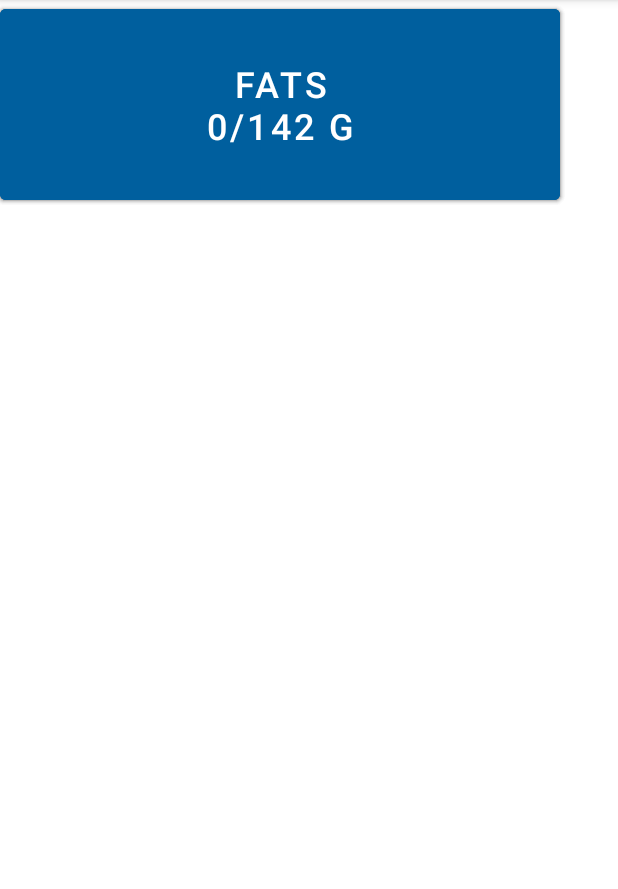
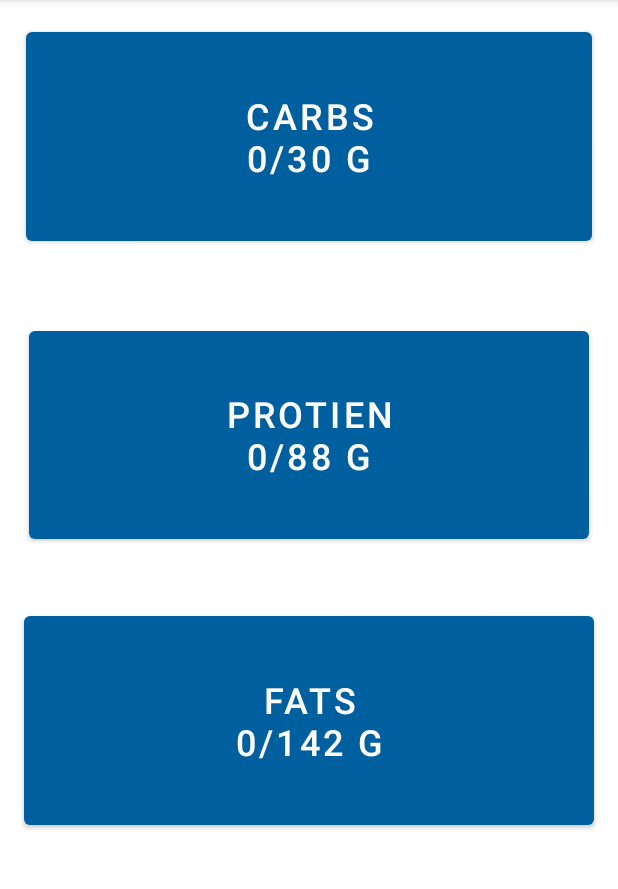
Before and after one commit to Gambelle/Wellness-App, an Android app: the fragment Nutrients shown on its own in the app's theme, on a phone screen of 412 x 824 dp, the part 84-973 px from its top. Run offline under Robolectric (Android 15) with nearby library versions, the phone set to English and light mode, and no system bars.

```diff
--- a/app/src/main/java/com/example/test/ui/slideshow/SlideshowViewModel.java
+++ b/app/src/main/java/com/example/test/ui/slideshow/SlideshowViewModel.java
@@ -10,7 +10,7 @@ public class SlideshowViewModel extends ViewModel {
 
     public SlideshowViewModel() {
         mText = new MutableLiveData<>();
-        mText.setValue("This is slideshow fragment");
+        mText.setValue("Hydrated!\n\nReached Water Goal");
     }
 
     public LiveData<String> getText() {
--- a/app/src/main/res/layout/fragment_gallery.xml
+++ b/app/src/main/res/layout/fragment_gallery.xml
@@ -93,4 +93,5 @@
         tools:ignore="MissingConstraints" />
 
 
+
 </androidx.constraintlayout.widget.ConstraintLayout>
--- a/app/src/main/res/layout/fragment_nutrients.xml
+++ b/app/src/main/res/layout/fragment_nutrients.xml
@@ -5,45 +5,52 @@
     android:layout_width="match_parent"
     android:layout_height="match_parent"
     tools:context=".ui.gallery.GalleryFragment">
-    <Button
-        android:id="@+id/button2"
-        android:layout_width="411dp"
-        android:layout_height="741dp"
-        android:background="#00DDDDDD"
-        android:text=""
-        tools:layout_editor_absoluteX="0dp"
-        tools:layout_editor_absoluteY="-5dp"
-        tools:ignore="MissingConstraints" />
 
     <Button
         android:id="@+id/button3"
-        android:layout_width="373dp"
-        android:layout_height="139dp"
+        android:layout_width="0dp"
+        android:layout_height="0dp"
+        android:layout_marginStart="17dp"
+        android:layout_marginTop="15dp"
+        android:layout_marginEnd="17dp"
+        android:layout_marginBottom="48dp"
         android:text="Carbs\n0/30 g"
         android:textSize="24sp"
-        tools:layout_editor_absoluteX="21dp"
-        tools:layout_editor_absoluteY="15dp"
+        app:layout_constraintBottom_toTopOf="@+id/button4"
+        app:layout_constraintEnd_toEndOf="parent"
+        app:layout_constraintStart_toStartOf="parent"
+        app:layout_constraintTop_toTopOf="parent"
         tools:ignore="MissingConstraints" />
 
     <Button
         android:id="@+id/button4"
-        android:layout_width="373dp"
-        android:layout_height="139dp"
+        android:layout_width="0dp"
+        android:layout_height="0dp"
+        android:layout_marginStart="19dp"
+        android:layout_marginEnd="19dp"
+        android:layout_marginBottom="39dp"
         android:text="Protien\n0/88 g"
         android:textSize="24sp"
-        tools:ignore="MissingConstraints"
-        tools:layout_editor_absoluteX="19dp"
-        tools:layout_editor_absoluteY="202dp" />
+        app:layout_constraintBottom_toTopOf="@+id/button5"
+        app:layout_constraintEnd_toEndOf="parent"
+        app:layout_constraintStart_toStartOf="parent"
+        app:layout_constraintTop_toBottomOf="@+id/button3"
+        tools:ignore="MissingConstraints" />
 
     <Button
         android:id="@+id/button5"
-        android:layout_width="373dp"
-        android:layout_height="139dp"
+        android:layout_width="0dp"
+        android:layout_height="0dp"
+        android:layout_marginStart="16dp"
+        android:layout_marginEnd="16dp"
+        android:layout_marginBottom="212dp"
         android:text="Fats\n0/142 g"
         android:textSize="24sp"
-        tools:ignore="MissingConstraints"
-        tools:layout_editor_absoluteX="16dp"
-        tools:layout_editor_absoluteY="380dp" />
+        app:layout_constraintBottom_toBottomOf="parent"
+        app:layout_constraintEnd_toEndOf="parent"
+        app:layout_constraintStart_toStartOf="parent"
+        app:layout_constraintTop_toBottomOf="@+id/button4"
+        tools:ignore="MissingConstraints" />
 
 
 </androidx.constraintlayout.widget.ConstraintLayout>
```
Also changed, not shown: 3 other files.
